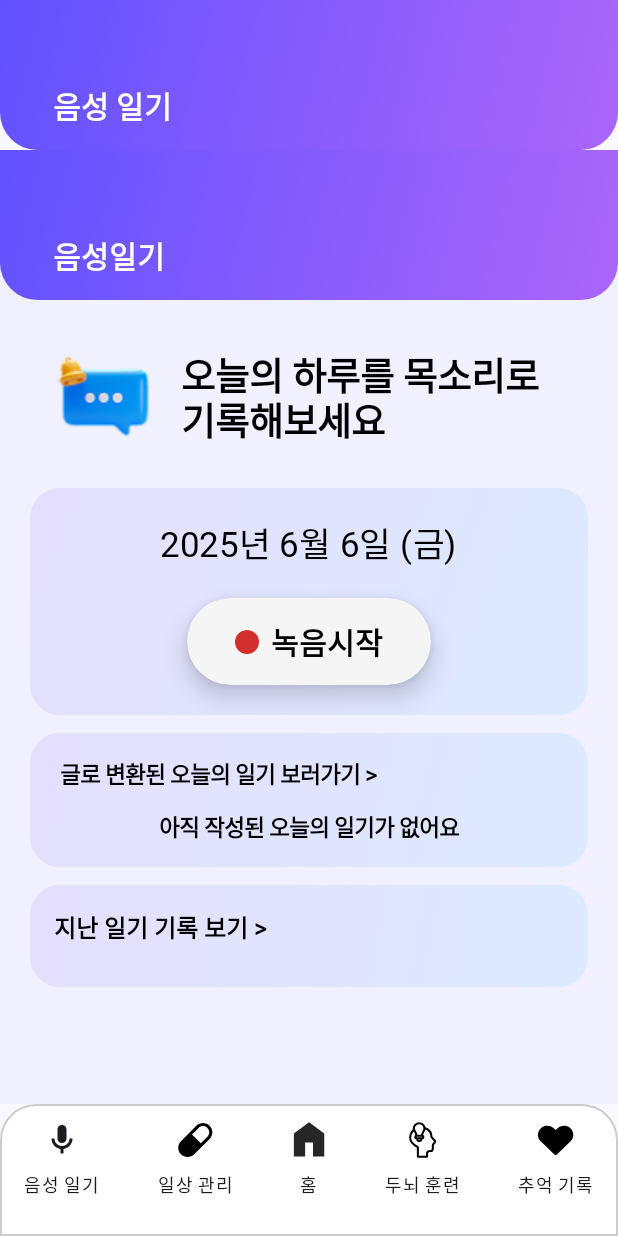
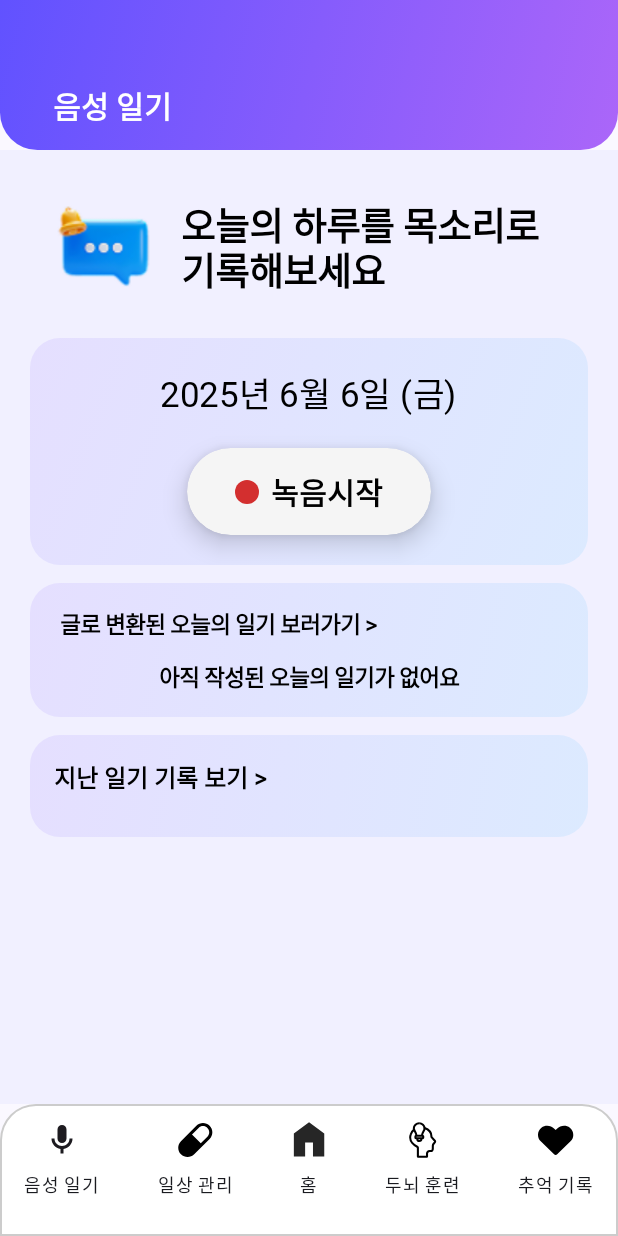
Before and after one commit to 2025AndroidTermProject/Hangyul, an Android app built with Jetpack Compose: the DiaryPage screen opened through its navigation route, on a phone screen of 412 x 824 dp. Run offline under Robolectric (Android 15) with nearby library versions, the phone set to English and light mode, and no system bars; Roboto replaces fonts that are not available here.

Commit message:
style:음성일기 메인 페이지 상단 네비바 삭제

```diff
--- a/app/build.gradle.kts
+++ b/app/build.gradle.kts
@@ -10,7 +10,7 @@ android {
 
     defaultConfig {
         applicationId = "com.android.hangyul"
-        minSdk = 24
+        minSdk = 26
         targetSdk = 35
         versionCode = 1
         versionName = "1.0"
--- a/app/src/main/java/com/android/hangyul/ui/screen/diary/DiaryPage.kt
+++ b/app/src/main/java/com/android/hangyul/ui/screen/diary/DiaryPage.kt
@@ -29,7 +29,6 @@ import java.time.LocalDate
 import java.time.format.DateTimeFormatter
 import java.util.Locale
 
-@RequiresApi(Build.VERSION_CODES.O)
 @Composable
 fun DiaryPage(
     navController: NavController,
@@ -48,7 +47,6 @@ fun DiaryPage(
                 .fillMaxSize()
                 .verticalScroll(rememberScrollState())
                 .padding(horizontal = 20.dp, vertical = 16.dp)
-                .padding(top = 100.dp)
         ) {
             TopComment("오늘의 하루를 목소리로 기록해보세요")
 
@@ -90,8 +88,6 @@ fun DiaryPage(
 
             Spacer(modifier = Modifier.height(80.dp)) // Bottom NavBar 공간 고려
         }
-
-        TopBar(pageName = "음성일기")
     }
 }
 
```
